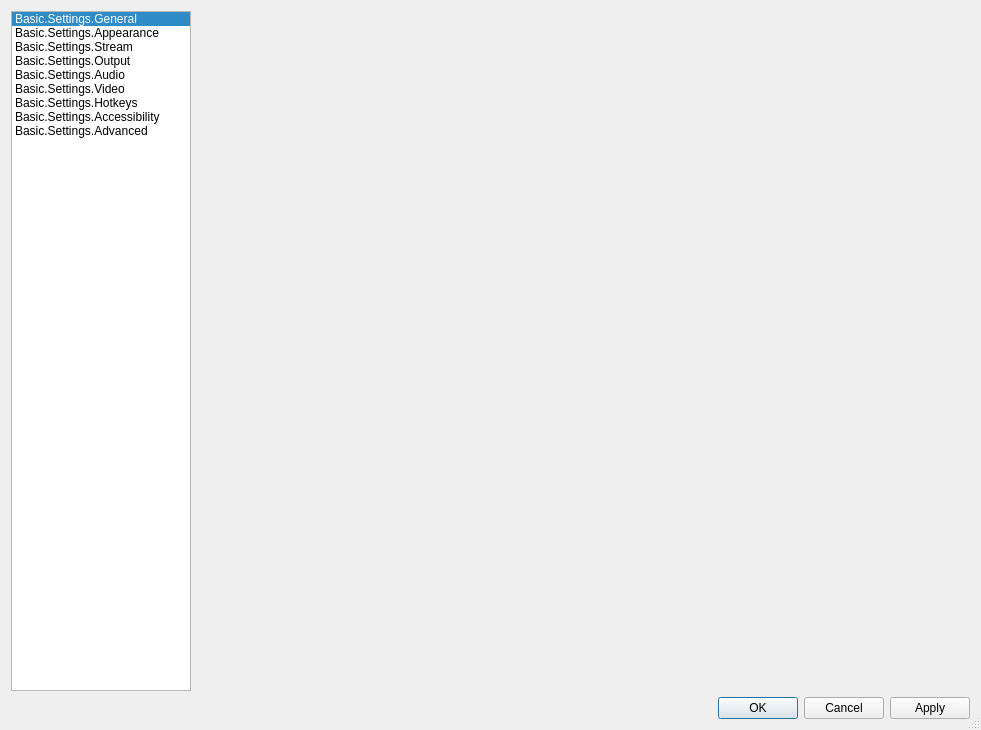
First picture: the form in frontend/forms/OBSBasicSettings.ui, repository waefrebeorn/obs-dual-format, before the edit.
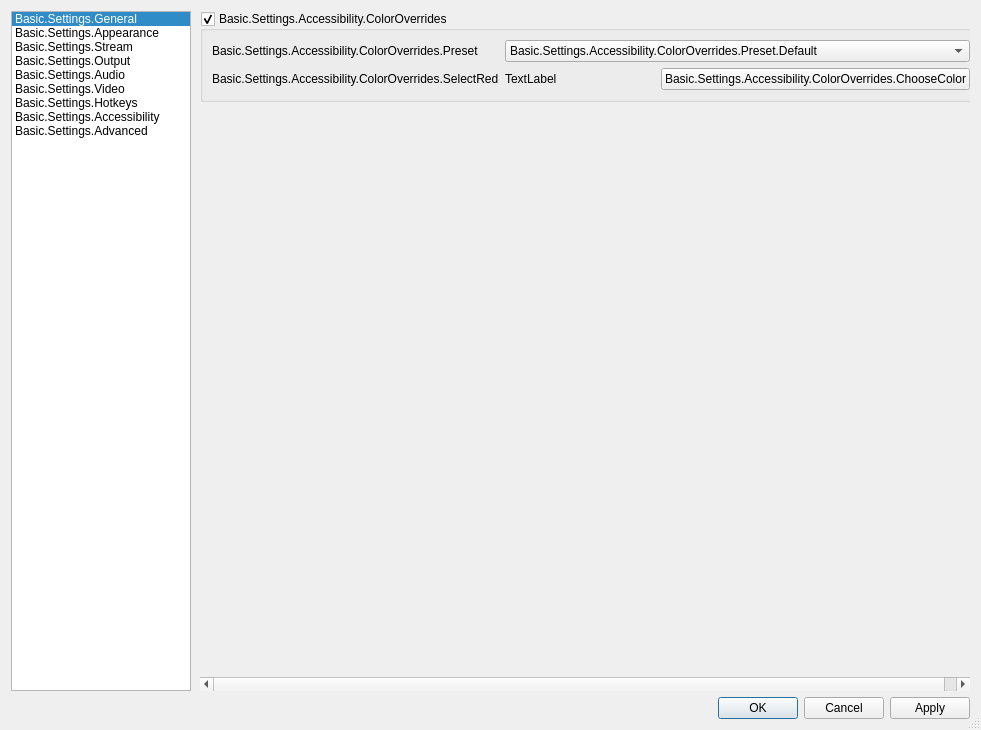
Second picture: the form after the edit. The open tabs and pages were chosen to show the change. Icons and pictures are not drawn.

```diff
--- a/frontend/forms/OBSBasicSettings.ui
+++ b/frontend/forms/OBSBasicSettings.ui
@@ -5876,7 +5876,149 @@
         <!-- ... existing hotkeyPage content ... -->
        </widget>
        <widget class="QWidget" name="accessPage">
-        <!-- ... existing accessPage content ... -->
+        <layout class="QVBoxLayout" name="verticalLayout_33">
+         <property name="leftMargin">
+          <number>9</number>
+         </property>
+         <property name="topMargin">
+          <number>0</number>
+         </property>
+         <property name="rightMargin">
+          <number>0</number>
+         </property>
+         <property name="bottomMargin">
+          <number>0</number>
+         </property>
+         <item>
+          <widget class="QScrollArea" name="scrollArea_7">
+           <property name="frameShape">
+            <enum>QFrame::NoFrame</enum>
+           </property>
+           <property name="widgetResizable">
+            <bool>true</bool>
+           </property>
+           <widget class="QWidget" name="scrollAreaWidgetContents">
+            <property name="geometry">
+             <rect>
+              <x>0</x>
+              <y>0</y>
+              <width>100</width>
+              <height>30</height>
+             </rect>
+            </property>
+            <layout class="QVBoxLayout" name="verticalLayout_34">
+             <property name="leftMargin">
+              <number>0</number>
+             </property>
+             <property name="topMargin">
+              <number>0</number>
+             </property>
+             <property name="rightMargin">
+              <number>0</number>
+             </property>
+             <property name="bottomMargin">
+              <number>0</number>
+             </property>
+             <item>
+              <widget class="QGroupBox" name="colorsGroupBox">
+               <property name="title">
+                <string>Basic.Settings.Accessibility.ColorOverrides</string>
+               </property>
+               <property name="checkable">
+                <bool>true</bool>
+               </property>
+               <layout class="QFormLayout" name="formLayout_28">
+                <item row="0" column="0">
+                 <widget class="QLabel" name="label_56">
+                  <property name="text">
+                   <string>Basic.Settings.Accessibility.ColorOverrides.Preset</string>
+                  </property>
+                 </widget>
+                </item>
+                <item row="0" column="1">
+                 <widget class="QComboBox" name="colorPreset">
+                  <item>
+                   <property name="text">
+                    <string>Basic.Settings.Accessibility.ColorOverrides.Preset.Default</string>
+                   </property>
+                  </item>
+                  <item>
+                   <property name="text">
+                    <string>Basic.Settings.Accessibility.ColorOverrides.Preset.ColorBlind1</string>
+                   </property>
+                  </item>
+                  <item>
+                   <property name="text">
+                    <string>Custom</string>
+                   </property>
+                  </item>
+                 </widget>
+                </item>
+                <item row="1" column="0">
+                 <widget class="QLabel" name="label_57">
+                  <property name="text">
+                   <string>Basic.Settings.Accessibility.ColorOverrides.SelectRed</string>
+                  </property>
+                 </widget>
+                </item>
+                <item row="1" column="1">
+                 <layout class="QHBoxLayout" name="horizontalLayout_28">
+                  <item>
+                   <widget class="QLabel" name="color1">
+                    <property name="minimumSize">
+                     <size>
+                      <width>150</width>
+                      <height>0</height>
+                     </size>
+                    </property>
+                    <property name="text">
+                     <string>TextLabel</string>
+                    </property>
+                   </widget>
+                  </item>
+                  <item>
+                   <widget class="QPushButton" name="choose1">
+                    <property name="text">
+                     <string>Basic.Settings.Accessibility.ColorOverrides.ChooseColor</string>
+                    </property>
+                   </widget>
+                  </item>
+                  <item>
+                   <spacer name="horizontalSpacer_26">
+                    <property name="orientation">
+                     <enum>Qt::Horizontal</enum>
+                    </property>
+                    <property name="sizeHint" stdset="0">
+                     <size>
+                      <width>40</width>
+                      <height>20</height>
+                     </size>
+                    </property>
+                   </spacer>
+                  </item>
+                 </layout>
+                </item>
+               </layout>
+              </widget>
+             </item>
+             <item>
+              <spacer name="verticalSpacer_7">
+               <property name="orientation">
+                <enum>Qt::Vertical</enum>
+               </property>
+               <property name="sizeHint" stdset="0">
+                <size>
+                 <width>20</width>
+                 <height>40</height>
+                </size>
+               </property>
+              </spacer>
+             </item>
+            </layout>
+           </widget>
+          </widget>
+         </item>
+        </layout>
        </widget>
        <widget class="QWidget" name="advancedPage">
         <!-- ... existing advancedPage content ... -->
```
Left out of the diff: 133 changed lines with no effect on the pictures.
